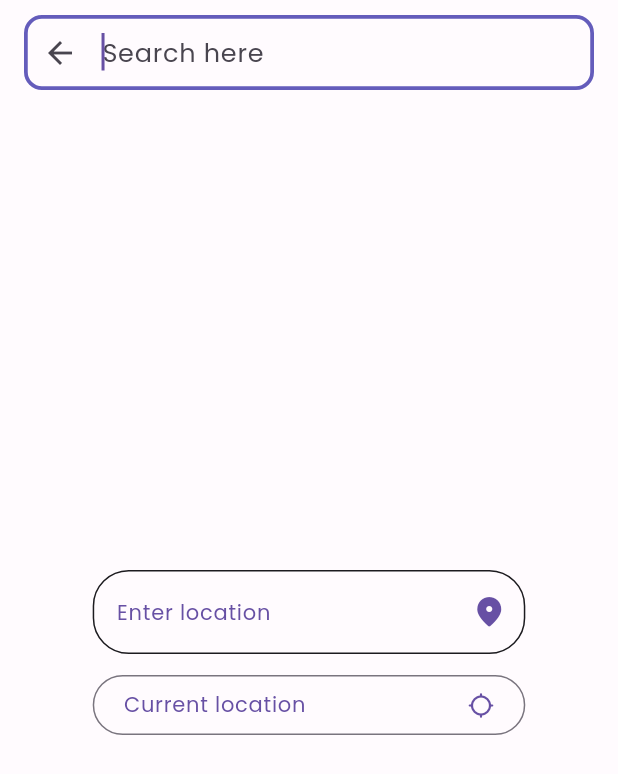
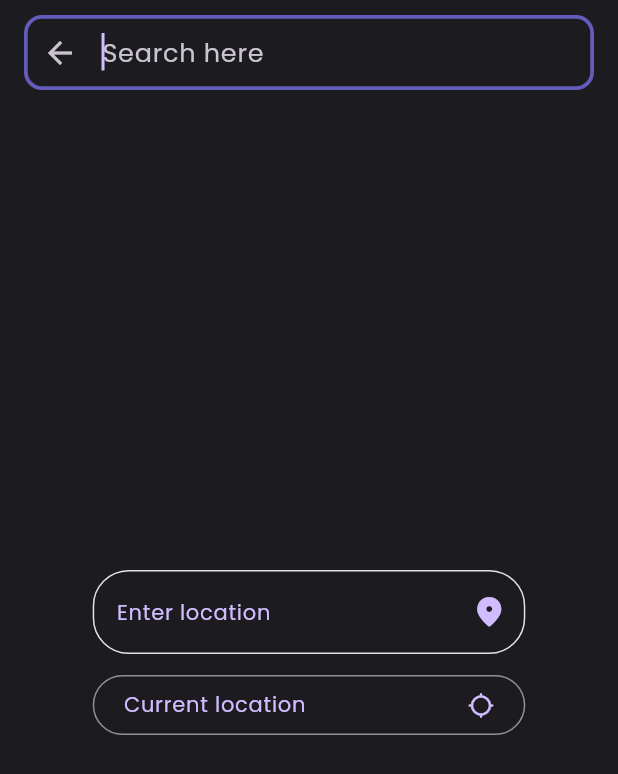
Before and after one commit to Krishanadave671/hostelp, a Flutter app: the screen it shows after launch, after a tap on the "search" icon, on a phone screen of 412 x 824 dp. Shown: the top 774 px of the screen. Run offline on Flutter 3.47's test engine with Material 2 defaults, Android fonts, the light colour scheme and no system bars; our stand-ins replace carousel_slider, delayed_display, geocoding, geolocator, routemaster; network calls fail.

Commit message:
fixed colors and font

```diff
--- /dev/null
+++ b/ip.txt
@@ -0,0 +1 @@
+192.168.203.159
--- a/lib/features/home/screens/home_screen.dart
+++ b/lib/features/home/screens/home_screen.dart
@@ -6,7 +6,6 @@ import 'package:hostelp/features/home/widgets/big_gap.dart';
 import 'package:hostelp/features/home/widgets/mini_card.dart';
 import 'package:hostelp/features/home/widgets/small_gap.dart';
 import 'package:hostelp/features/home/widgets/curved_shape.dart';
-import 'package:hostelp/utils/colors.dart';
 import 'package:routemaster/routemaster.dart';
 
 //name photo description book_button calender menu
@@ -27,23 +26,23 @@ class _HomeScreenState extends State<HomeScreen> {
       child: Scaffold(
         extendBodyBehindAppBar: true,
         appBar: AppBar(
-          backgroundColor: themePurple,
+          backgroundColor: Theme.of(context).colorScheme.onPrimaryContainer,
           elevation: 0,
           primary: false,
           actions: [
             IconButton(
-              icon: const Icon(
+              icon: Icon(
                 Icons.search,
-                color: Colors.white,
+                color: Theme.of(context).colorScheme.onPrimary,
               ),
               onPressed: () {
                 Routemaster.of(context).push('/search');
               },
             ),
             IconButton(
-              icon: const Icon(
+              icon: Icon(
                 Icons.notifications_none,
-                color: Colors.white,
+                color: Theme.of(context).colorScheme.onPrimary,
               ),
               onPressed: () {
                 // do something
@@ -152,24 +151,14 @@ class _HomeScreenState extends State<HomeScreen> {
                       child: Column(
                         crossAxisAlignment: CrossAxisAlignment.start,
                         children: [
-                          const Text(
+                          Text(
                             "Stuff to explore nearby",
-                            style: TextStyle(
-                              color: Colors.black,
-                              fontSize: 22,
-                              // fontFamily: 'EuclidCircular',
-                              fontWeight: FontWeight.w500,
-                            ),
+                            style: Theme.of(context).textTheme.displaySmall,
                           ),
-                          const SmallGap(),
-                          const Text(
+                          const BigGap(),
+                          Text(
                             "Hostels",
-                            style: TextStyle(
-                              color: Colors.black,
-                              fontSize: 24,
-                              // fontFamily: 'EuclidCircular',
-                              fontWeight: FontWeight.w600,
-                            ),
+                            style: Theme.of(context).textTheme.titleLarge,
                           ),
                           SingleChildScrollView(
                             scrollDirection: Axis.horizontal,
@@ -206,14 +195,9 @@ class _HomeScreenState extends State<HomeScreen> {
                             ),
                           ),
                           const SmallGap(),
-                          const Text(
+                          Text(
                             "Rent apartments",
-                            style: TextStyle(
-                              color: Colors.black,
-                              fontSize: 24,
-                              // fontFamily: 'EuclidCircular',
-                              fontWeight: FontWeight.w600,
-                            ),
+                            style: Theme.of(context).textTheme.titleLarge,
                           ),
                           SingleChildScrollView(
                             scrollDirection: Axis.horizontal,
@@ -250,14 +234,9 @@ class _HomeScreenState extends State<HomeScreen> {
                             ),
                           ),
                           const SmallGap(),
-                          const Text(
+                          Text(
                             "PGs",
-                            style: TextStyle(
-                              color: Colors.black,
-                              fontSize: 24,
-                              // fontFamily: 'EuclidCircular',
-                              fontWeight: FontWeight.w600,
-                            ),
+                            style: Theme.of(context).textTheme.titleLarge,
                           ),
                           SingleChildScrollView(
                             scrollDirection: Axis.horizontal,
@@ -294,14 +273,9 @@ class _HomeScreenState extends State<HomeScreen> {
                             ),
                           ),
                           const SmallGap(),
-                          const Text(
+                          Text(
                             "Tiffin services",
-                            style: TextStyle(
-                              color: Colors.black,
-                              fontSize: 24,
-                              // fontFamily: 'EuclidCircular',
-                              fontWeight: FontWeight.w600,
-                            ),
+                            style: Theme.of(context).textTheme.titleLarge,
                           ),
                           SingleChildScrollView(
                             scrollDirection: Axis.horizontal,
--- a/lib/features/home/widgets/big_card.dart
+++ b/lib/features/home/widgets/big_card.dart
@@ -39,12 +39,7 @@ class _BigCardState extends State<BigCard> {
                   width: 40,
                   child: Text(
                     widget.name,
-                    style: const TextStyle(
-                      overflow: TextOverflow.clip,
-                      color: Color.fromARGB(255, 48, 48, 48),
-                      fontSize: 16,
-                      fontWeight: FontWeight.w600,
-                    ),
+                    style: Theme.of(context).textTheme.titleSmall,
                   ),
                 ),
               ),
--- a/lib/features/home/widgets/curved_shape.dart
+++ b/lib/features/home/widgets/curved_shape.dart
@@ -1,5 +1,4 @@
 import 'package:flutter/material.dart';
-import 'package:hostelp/utils/colors.dart';
 
 const curveHeight = 160.0;
 const anotherHeight = curveHeight + 120;
@@ -13,19 +12,24 @@ class CurvedShape extends StatelessWidget {
       width: double.infinity,
       height: curveHeight,
       child: CustomPaint(
-        painter: _MyPainter(),
+        painter: _MyPainter(
+          backgroundColor: Theme.of(context).colorScheme.onPrimaryContainer,
+        ),
       ),
     );
   }
 }
 
 class _MyPainter extends CustomPainter {
+  final Color backgroundColor;
+  _MyPainter({required this.backgroundColor});
+
   @override
   void paint(Canvas canvas, Size size) {
     Paint paint = Paint()
       ..style = PaintingStyle.fill
       ..isAntiAlias = true
-      ..color = themePurple;
+      ..color = backgroundColor;
 
     Offset circleCenter = Offset(size.width / 2, size.height + anotherHeight);
 
--- a/lib/features/home/widgets/mini_card.dart
+++ b/lib/features/home/widgets/mini_card.dart
@@ -26,12 +26,7 @@ class _MiniCardState extends State<MiniCard> {
               widget.img,
               Text(
                 widget.name,
-                style: const TextStyle(
-                  color: Colors.black,
-                  fontSize: 16,
-                  // fontFamily: 'EuclidCircular',
-                  fontWeight: FontWeight.w600,
-                ),
+                style: Theme.of(context).textTheme.titleSmall,
               ),
             ],
           ),
--- a/lib/features/search/screens/search_screen.dart
+++ b/lib/features/search/screens/search_screen.dart
@@ -5,7 +5,6 @@ import 'package:hostelp/features/search/utils.dart';
 // import 'package:hostelp/features/search/widgets/search_filter_button.dart';
 import 'package:geolocator/geolocator.dart';
 import 'package:geocoding/geocoding.dart';
-import 'package:hostelp/utils/colors.dart';
 import 'package:routemaster/routemaster.dart';
 
 class SearchScreen extends StatefulWidget {
@@ -121,7 +120,9 @@ class _SearchScreenState extends State<SearchScreen> {
                       filled: true,
                       enabledBorder: OutlineInputBorder(
                         borderRadius: BorderRadius.circular(12),
-                        borderSide: BorderSide(color: themePurple),
+                        borderSide: BorderSide(
+                          color: Theme.of(context).colorScheme.onPrimaryContainer,
+                        ),
                       ),
                       focusedBorder: OutlineInputBorder(
                         borderRadius: BorderRadius.circular(12),
--- a/lib/main.dart
+++ b/lib/main.dart
@@ -16,7 +16,7 @@ class MainApp extends StatelessWidget {
       theme: theme,
       darkTheme: darktheme,
       debugShowCheckedModeBanner: false,
-      themeMode: ThemeMode.light,
+      themeMode: ThemeMode.dark,
       routerDelegate:
           RoutemasterDelegate(routesBuilder: (context) => loggedInRoute),
       routeInformationParser: const RoutemasterParser(),
--- a/lib/mytheme.dart
+++ b/lib/mytheme.dart
@@ -112,7 +112,7 @@ const _textTheme = TextTheme(
     fontWeight: FontWeight.w400,
   ),
   titleLarge: TextStyle(
-    fontSize: 24,
+    fontSize: 22,
     fontWeight: FontWeight.w600,
   ),
   titleMedium: TextStyle(
--- a/lib/router.dart
+++ b/lib/router.dart
@@ -2,7 +2,6 @@ import 'package:flutter/material.dart';
 import 'package:hostelp/features/Hostel_list/hostel_list.dart';
 import 'package:hostelp/features/auth/screens/login_screen.dart';
 import 'package:hostelp/features/home/screens/home_screen.dart';
-import 'package:hostelp/features/home/screens/search.dart';
 import 'package:hostelp/features/search/screens/search_screen.dart';
 import 'package:routemaster/routemaster.dart';
 
```
Also changed, not shown: lib/features/home/screens/search.dart (deleted, +0 -66 lines).
